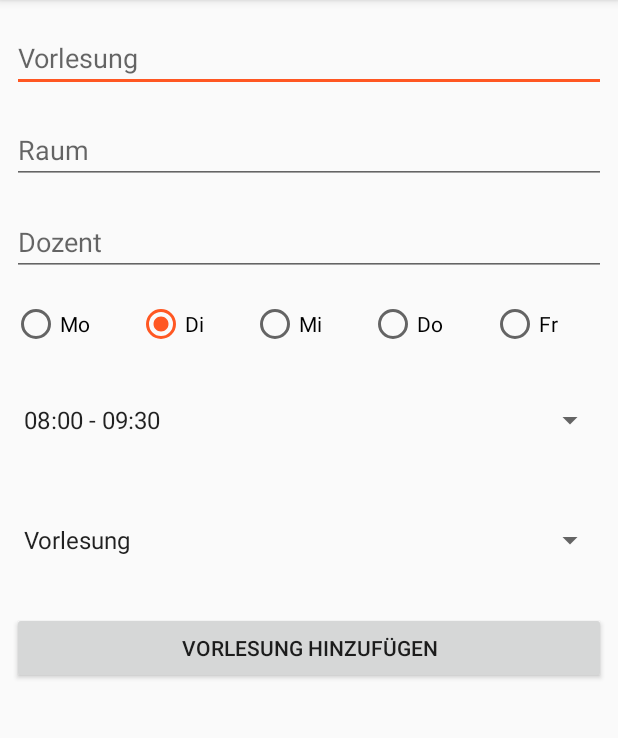
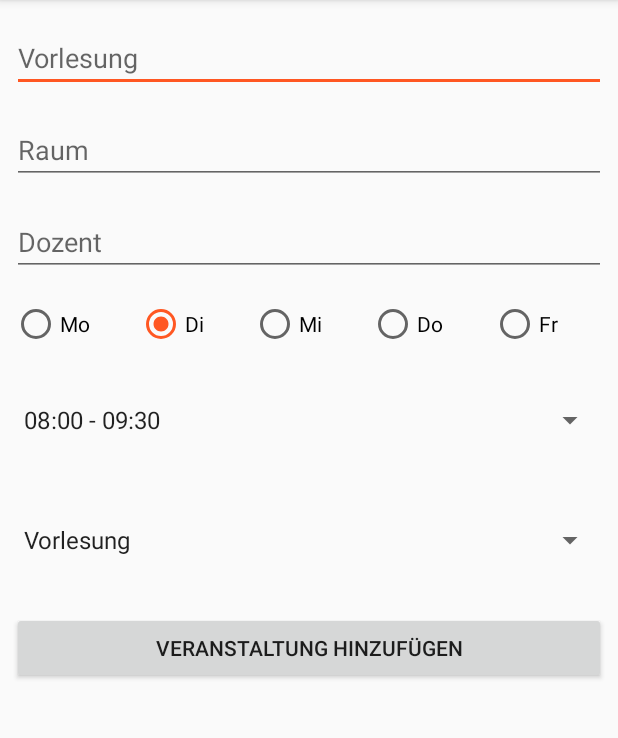
Before and after one commit to roschal/Hochschule-Stralsund, an Android app: the AddLectureActivity screen opened directly, with no data from a screen before it, on a phone screen of 412 x 824 dp, the part 84-822 px from its top. Run offline under Robolectric (Android 15) with nearby library versions, the phone set to English and light mode, and no system bars; network calls fail.

Commit message:
Submit-Button-Text bei Vorlesung hinzufügen auf "Veranstaltung hinzufügen" geändert

```diff
--- a/app/src/main/res/values/strings.xml
+++ b/app/src/main/res/values/strings.xml
@@ -3,7 +3,7 @@
     <string name="timetable_title_hint">Vorlesung</string>
     <string name="timetable_room_hint">Raum</string>
     <string name="timetable_lecturer_hint">Dozent</string>
-    <string name="add_lecture_submit">Vorlesung hinzufügen</string>
+    <string name="add_lecture_submit">Veranstaltung hinzufügen</string>
     <string name="delete_lecture">Löschen</string>
     <string name="edit_lecture">Bearbeiten</string>
 </resources>
```
